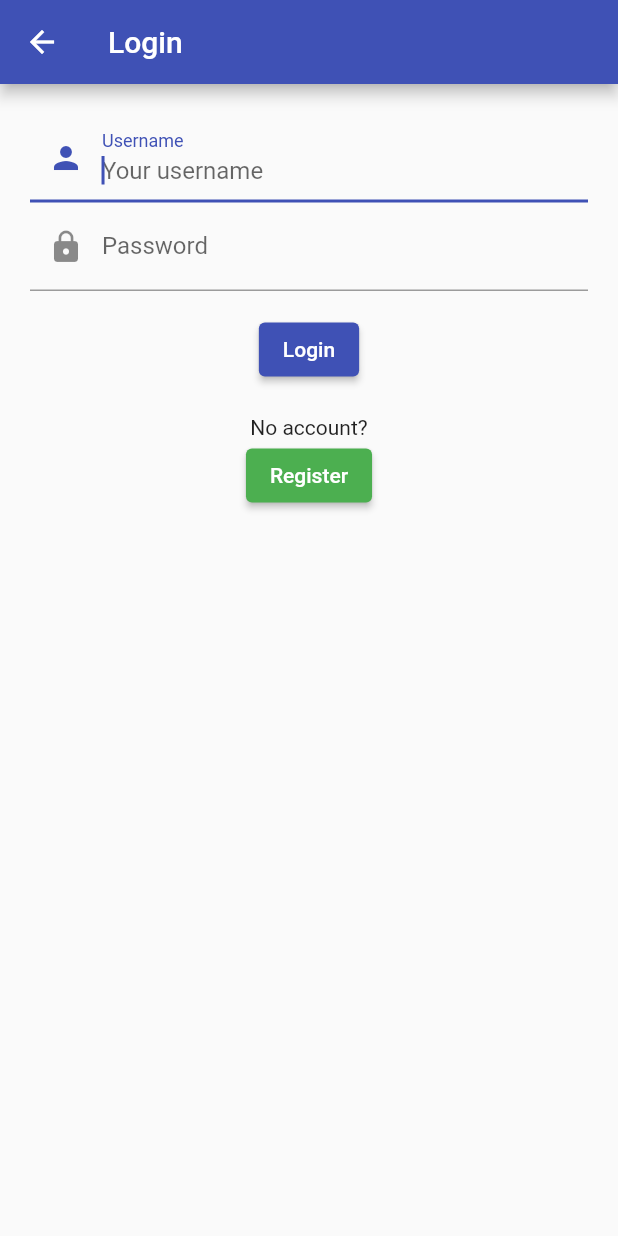
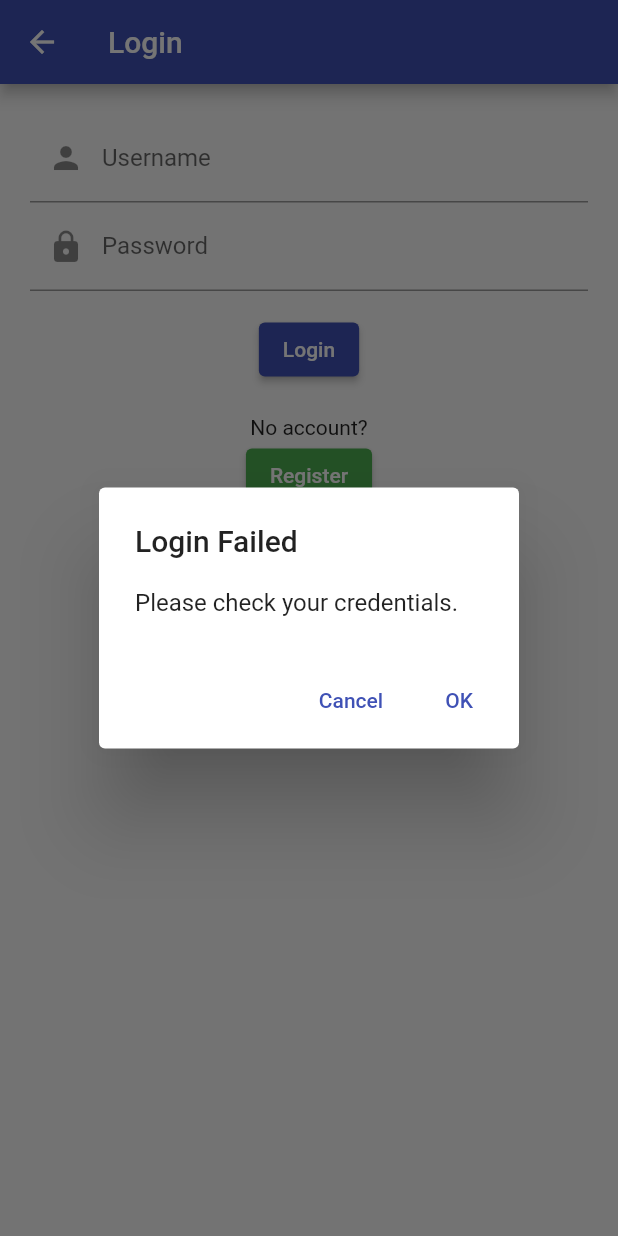
Before and after one commit to jukrb0x/SWE311-GoFit, a Flutter app: the LoginPage screen opened directly, after a tap on "Login", on a phone screen of 412 x 824 dp. Run offline on Flutter 3.47's test engine with Material 2 defaults, Android fonts, the phone set to English and light mode, and no system bars.

Commit message:
account system

```diff
--- a/lib/pages/login_page.dart
+++ b/lib/pages/login_page.dart
@@ -1,5 +1,8 @@
+import 'package:GoFit/layout/container.dart';
 import 'package:GoFit/model/user_model.dart';
+import 'package:GoFit/pages/home_page.dart';
 import 'package:GoFit/pages/my_page.dart';
+import 'package:GoFit/pages/register_page.dart';
 import 'package:flutter/material.dart';
 import 'package:provider/provider.dart';
 
@@ -56,23 +59,36 @@ class _LoginPageState extends State<LoginPage> {
                               Navigator.pushReplacement(
                                 context,
                                 MaterialPageRoute(builder: (context) {
-                                  return MyPage();
+                                  // notify my fit reset
+                                  return ContainerWidget();
                                 }),
                               )
                             }
                           else
                             {
                               // login failed, pop up warning
+                              showFailedDialog(
+                                  "Login Failed",
+                                  "Please check your credentials."
+                              )
+
                             }
                         });
                   },
-                  child: Text("Login")),
-              Padding(padding: EdgeInsets.only(top: 20)),
-              Text("No account?"),
+                  child: const Text("Login")),
+              const Padding(padding: EdgeInsets.only(top: 20)),
+              const Text("No account?"),
               ElevatedButton(
-                onPressed: (){},
+                onPressed: (){
+                  Navigator.push(
+                    context,
+                    MaterialPageRoute(builder: (context) {
+                      return RegisterPage();
+                    }),
+                  );
+                },
+                style: ElevatedButton.styleFrom(primary: Colors.green),
                 child: Text("Register"),
-                style: ElevatedButton.styleFrom(primary: Colors.green),
               )
             ],
           ),
@@ -82,19 +98,35 @@ class _LoginPageState extends State<LoginPage> {
   }
 
   Future<bool> _login() async {
+    if(usernameController.text =="" || passwordController.text ==""){
+      print("empty");
+      return false;
+    }
     bool res;
     res = await Provider.of<UserModel>(context, listen: false)
         .login(usernameController.text, passwordController.text);
     return res;
   }
 
-  Future<bool> _register() async {
-    bool res;
-    res = await Provider.of<UserModel>(context, listen: false)
-        .register(usernameController.text, passwordController.text);
-    return res;
+
+  void showFailedDialog(String title, String content) {
+    showDialog<String>(
+        context: context,
+        builder: (BuildContext context) =>
+            AlertDialog(
+              title: Text(title),
+              content: Text(content),
+              actions: <Widget>[
+                TextButton(
+                  onPressed: () => Navigator.pop(context, 'Cancel'),
+                  child: const Text('Cancel'),
+                ),
+                TextButton(
+                  onPressed: () => Navigator.pop(context, 'OK'),
+                  child: const Text('OK'),
+                ),
+              ],
+            ));
   }
 
-  void showSnackBarLoginFailed(BuildContext context) {}
-
 }
--- a/lib/pages/my_center_page.dart
+++ b/lib/pages/my_center_page.dart
@@ -1,6 +1,7 @@
 import 'package:GoFit/pages/login_page.dart';
 import 'package:GoFit/pages/home_page.dart';
 import 'package:GoFit/pages/my_page.dart';
+import 'package:GoFit/pages/register_page.dart';
 import 'package:flutter/material.dart';
 
 class MyCenterPage extends StatefulWidget {
@@ -68,7 +69,7 @@ class _MyCenterPageState extends State<MyCenterPage> {
                       Navigator.push(
                         context,
                         MaterialPageRoute(builder: (context) {
-                          return LoginPage();
+                          return RegisterPage();
                         }),
                       );
                     },
```
Also changed, not shown: lib/model/user_model.dart (+12 -8 lines), lib/pages/register_page.dart (+72 -12 lines), lib/widgets/DialogUtils.dart (added, +26 -0 lines), 3 other files.
